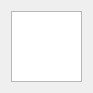
eiskaltdcpp/eiskaltdcpp, file eiskaltdcpp-qt/ui/UITransferView.ui: the form before one commit.
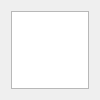
The form after the commit.

```diff
--- a/eiskaltdcpp-qt/ui/UITransferView.ui
+++ b/eiskaltdcpp-qt/ui/UITransferView.ui
@@ -6,8 +6,8 @@
    <rect>
     <x>0</x>
     <y>0</y>
-    <width>93</width>
-    <height>93</height>
+    <width>100</width>
+    <height>100</height>
    </rect>
   </property>
   <property name="sizePolicy">
```
Left out of the diff: 2 changed lines with no effect on the pictures.
